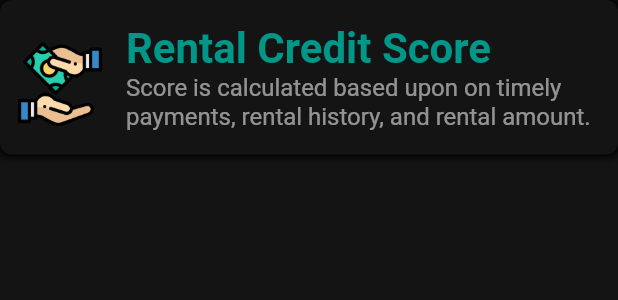
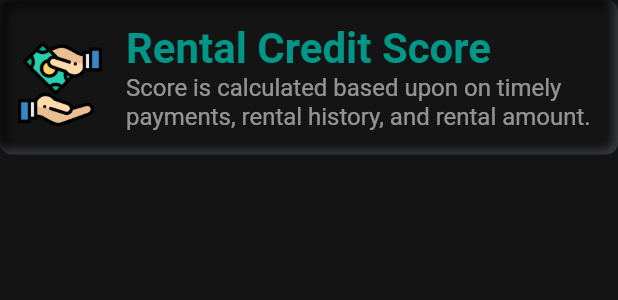
Before and after one commit to kartikeya-rana/homepay, a Flutter app: the HouseView widget shown alone on an empty page, opened directly, on a phone screen of 412 x 824 dp. Shown: the top 300 px of the screen. Run offline on Flutter 3.47's test engine with Material 2 defaults, Android fonts, the light colour scheme and no system bars; our stand-ins replace cloud_firestore, firebase_auth, firebase_core, flutter_inset_box_shadow, geolocator, google_maps_flutter; missing offline and left inert: google_maps_webservice; accounts and stored records are empty.

Commit message:
Changed history background, added inset box decoration

```diff
--- a/lib/constants/colors_constants.dart
+++ b/lib/constants/colors_constants.dart
@@ -1,4 +1,5 @@
-import 'package:flutter/material.dart';
+import 'package:flutter_inset_box_shadow/flutter_inset_box_shadow.dart';
+import 'package:flutter/material.dart' hide BoxDecoration, BoxShadow;
 
 // const primaryColor = Color.fromARGB(255, 22, 27, 39);
 const primaryColor = Color.fromARGB(255, 20, 20, 20);
@@ -20,3 +21,19 @@ const houseFormTextColor = Colors.white;
 
 //Rental Card
 const rentalCardBackground = primaryColor;
+
+// Inside Shadow Effect
+const insideShadow = [
+  BoxShadow(
+    blurRadius: 4,
+    offset: Offset(5, 5),
+    color: Colors.black54,
+    inset: true,
+  ),
+  BoxShadow(
+    blurRadius: 4,
+    offset: Offset(-3, -3),
+    color: Color(0xFF35393F),
+    inset: true,
+  ),
+];
--- a/lib/views/home/house_view.dart
+++ b/lib/views/home/house_view.dart
@@ -1,4 +1,4 @@
-import 'package:flutter/material.dart';
+import 'package:flutter/material.dart' hide BoxShadow, BoxDecoration;
 import 'package:url_launcher/url_launcher.dart';
 import 'package:homepay/constants/colors_constants.dart';
 import 'package:homepay/constants/routes.dart';
@@ -6,7 +6,7 @@ import 'package:homepay/services/auth/auth_service.dart';
 import 'package:homepay/services/cloud/collection/cloud_house_details.dart';
 import 'package:homepay/services/cloud/collection/cloud_house_details_storage.dart';
 import 'package:homepay/views/home/house_list_view.dart';
-import 'package:flutter_svg/flutter_svg.dart';
+import 'package:flutter_inset_box_shadow/flutter_inset_box_shadow.dart';
 
 class HouseView extends StatefulWidget {
   const HouseView({Key? key}) : super(key: key);
@@ -40,15 +40,9 @@ class _HouseViewState extends State<HouseView> {
         Container(
           // padding: const EdgeInsets.all(),
           decoration: BoxDecoration(
-              boxShadow: const <BoxShadow>[
-                BoxShadow(
-                  color: Colors.black,
-                  blurRadius: 4,
-                  spreadRadius: 1.5,
-                ),
-              ],
+              boxShadow: insideShadow,
               borderRadius: BorderRadius.circular(8),
-              color: rentalCardBackground),
+              color: primaryColor),
           child: Card(
             shadowColor: Colors.transparent,
             color: Colors.transparent,
@@ -77,10 +71,6 @@ class _HouseViewState extends State<HouseView> {
             elevation: 2,
           ),
         ),
-        const SizedBox(
-          height: 12,
-        ),
-
         const SizedBox(
           height: 12,
         ),
```
Also changed, not shown: lib/views/home/pay_rent_bottom_sheet_view.dart (+11 -7 lines), lib/views/home/payment_history_list_view.dart (+16 -5 lines), lib/views/home/reward_view.dart (+3 -8 lines), pubspec.yaml (+13 -0 lines), lib/assets/images/launcher_logo.png (added), pubspec.lock, 20 other files.
